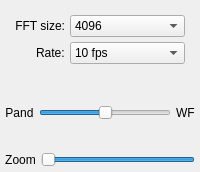
The window that qtgui/dockfft.ui (gqrx-sdr/gqrx) describes before a commit, drawn with Qt 5.
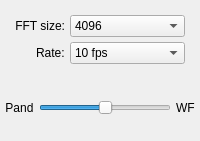
The same window after the commit. Icons and pictures are not drawn.

```diff
--- a/qtgui/dockfft.ui
+++ b/qtgui/dockfft.ui
@@ -7,7 +7,7 @@
     <x>0</x>
     <y>0</y>
     <width>200</width>
-    <height>172</height>
+    <height>141</height>
    </rect>
   </property>
   <property name="windowIcon">
@@ -221,45 +221,6 @@
       </item>
      </layout>
     </item>
-    <item>
-     <layout class="QHBoxLayout" name="fftSettingsZoomLayout">
-      <item>
-       <widget class="QLabel" name="wfLabel_2">
-        <property name="text">
-         <string>Zoom</string>
-        </property>
-        <property name="alignment">
-         <set>Qt::AlignCenter</set>
-        </property>
-       </widget>
-      </item>
-      <item>
-       <widget class="QSlider" name="fftZoomSlider">
-        <property name="toolTip">
-         <string>Pandapter and waterfall zoom</string>
-        </property>
-        <property name="minimum">
-         <number>1</number>
-        </property>
-        <property name="maximum">
-         <number>100</number>
-        </property>
-        <property name="value">
-         <number>100</number>
-        </property>
-        <property name="orientation">
-         <enum>Qt::Horizontal</enum>
-        </property>
-        <property name="invertedAppearance">
-         <bool>true</bool>
-        </property>
-        <property name="invertedControls">
-         <bool>true</bool>
-        </property>
-       </widget>
-      </item>
-     </layout>
-    </item>
    </layout>
   </widget>
  </widget>
```
